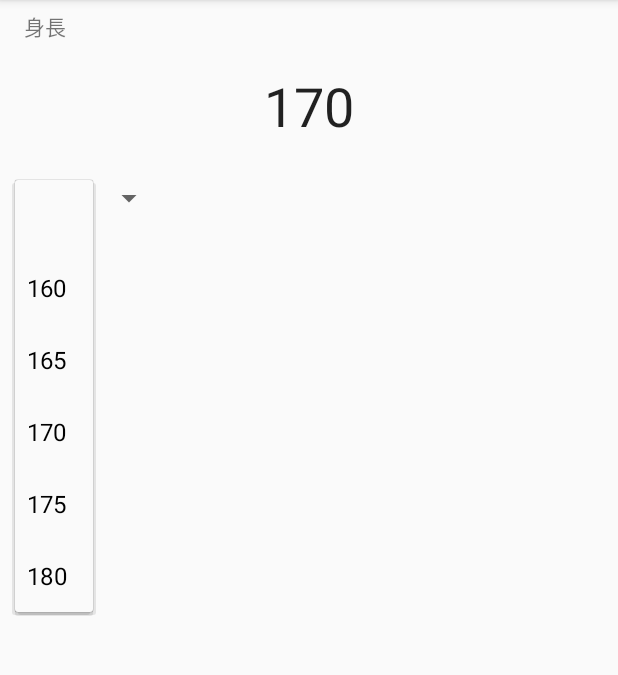
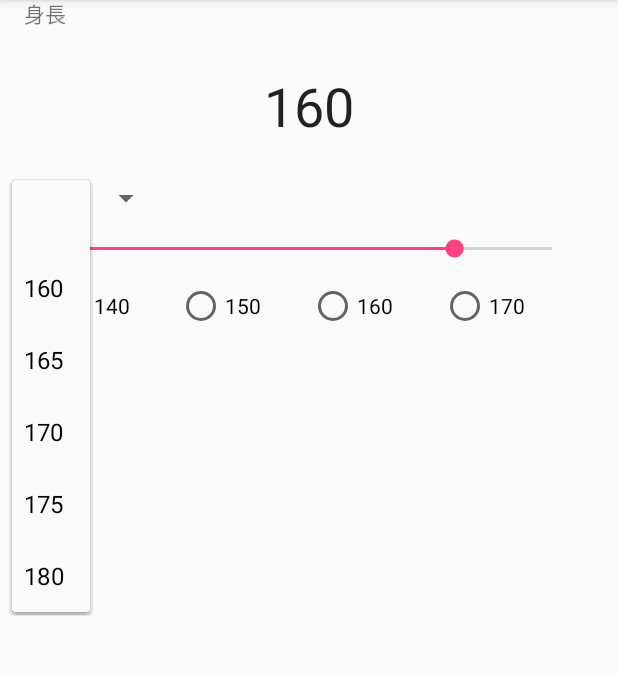
Before and after one commit to ehu-151/MySize, an Android app: the HeightActivity screen opened directly, with no data from a screen before it, after a tap on an icon or button, on a phone screen of 412 x 824 dp, the part 84-759 px from its top. Run offline under Robolectric (Android 15) with nearby library versions, the phone set to English and light mode, and no system bars.

Commit message:
radioボタンの実装

```diff
--- a/app/src/main/java/com/example/ehu/mysize/HeightActivity.java
+++ b/app/src/main/java/com/example/ehu/mysize/HeightActivity.java
@@ -1,14 +1,19 @@
 package com.example.ehu.mysize;
 
+import android.content.SharedPreferences;
+import android.preference.PreferenceManager;
 import android.support.v7.app.AppCompatActivity;
 import android.os.Bundle;
 import android.view.View;
 import android.widget.AdapterView;
+import android.widget.RadioButton;
+import android.widget.RadioGroup;
+import android.widget.SeekBar;
 import android.widget.Spinner;
 import android.widget.TextView;
 
 public class HeightActivity extends AppCompatActivity {
-
+    public static final String HEIGHT = "HEIGHT";
     private TextView mHeight;
 
     @Override
@@ -18,13 +23,17 @@ public class HeightActivity extends AppCompatActivity {
 
         mHeight = (TextView) findViewById(R.id.height);
 
+        SharedPreferences pref = PreferenceManager.getDefaultSharedPreferences(this);
+        int height = pref.getInt("HEIGHT", 160);
+        mHeight.setText(String.valueOf(height));
+
         Spinner spinner = findViewById(R.id.spinner);
         spinner.setOnItemSelectedListener(new AdapterView.OnItemSelectedListener() {
             @Override
             public void onItemSelected(AdapterView<?> parent, View view, int position, long id) {
-                Spinner spinner=(Spinner)parent;
-                String item =(String)spinner.getSelectedItem();
-                if(!item.isEmpty()){
+                Spinner spinner = (Spinner) parent;
+                String item = (String) spinner.getSelectedItem();
+                if (!item.isEmpty()) {
                     mHeight.setText(item);
                 }
             }
@@ -34,5 +43,45 @@ public class HeightActivity extends AppCompatActivity {
 
             }
         });
+
+        SeekBar seekBar = findViewById(R.id.seekBar);
+        seekBar.setProgress(height);
+        seekBar.setOnSeekBarChangeListener(new SeekBar.OnSeekBarChangeListener() {
+            @Override
+            public void onProgressChanged(SeekBar seekBar, int progress, boolean fromUser) {
+                String value = String.valueOf(progress);
+                mHeight.setText(value);
+            }
+
+            @Override
+            public void onStartTrackingTouch(SeekBar seekBar) {
+
+            }
+
+            @Override
+            public void onStopTrackingTouch(SeekBar seekBar) {
+
+            }
+        });
+
+        RadioGroup radio = findViewById(R.id.radioGroup);
+        radio.setOnCheckedChangeListener(new RadioGroup.OnCheckedChangeListener() {
+            @Override
+            public void onCheckedChanged(RadioGroup radioGroup, int checkedId) {
+                RadioButton radioButton = findViewById(checkedId);
+                String value = radioButton.getText().toString();
+                mHeight.setText(value);
+            }
+        });
     }
+
+    @Override
+    protected void onPause() {
+        super.onPause();
+        SharedPreferences pref = PreferenceManager.getDefaultSharedPreferences(this);
+        SharedPreferences.Editor editor = pref.edit();
+        editor.putInt("HEIGHT", Integer.parseInt(mHeight.getText().toString()));
+        editor.commit();
+    }
+
 }
--- a/app/src/main/res/layout/activity_height.xml
+++ b/app/src/main/res/layout/activity_height.xml
@@ -10,11 +10,11 @@
         android:id="@+id/textView3"
         android:layout_width="wrap_content"
         android:layout_height="wrap_content"
-        android:layout_marginBottom="102dp"
+        android:layout_marginBottom="180dp"
         android:layout_marginStart="16dp"
-        android:layout_marginTop="16dp"
+        android:layout_marginTop="8dp"
         android:text="@string/tall"
-        app:layout_constraintBottom_toTopOf="@+id/spinner"
+        app:layout_constraintBottom_toTopOf="@+id/radioGroup"
         app:layout_constraintStart_toStartOf="parent"
         app:layout_constraintTop_toTopOf="parent" />
 
@@ -34,9 +34,68 @@
         android:id="@+id/spinner"
         android:layout_width="100dp"
         android:layout_height="0dp"
-        android:layout_marginStart="10dp"
+        android:layout_marginStart="8dp"
         android:layout_marginTop="120dp"
         android:entries="@array/txt_height_arr"
         app:layout_constraintStart_toStartOf="parent"
         app:layout_constraintTop_toTopOf="parent" />
+
+    <SeekBar
+        android:id="@+id/seekBar"
+        android:layout_width="355dp"
+        android:layout_height="28dp"
+        android:layout_marginEnd="8dp"
+        android:layout_marginStart="8dp"
+        android:layout_marginTop="8dp"
+        android:max="200"
+        android:progress="160"
+        app:layout_constraintEnd_toEndOf="parent"
+        app:layout_constraintStart_toStartOf="parent"
+        app:layout_constraintTop_toBottomOf="@+id/spinner" />
+
+    <RadioGroup
+        android:id="@+id/radioGroup"
+        android:layout_width="351dp"
+        android:layout_height="45dp"
+        android:layout_marginEnd="16dp"
+        android:layout_marginStart="16dp"
+        android:layout_marginTop="8dp"
+        android:orientation="horizontal"
+        android:splitMotionEvents="false"
+        app:layout_constraintEnd_toEndOf="parent"
+        app:layout_constraintStart_toStartOf="parent"
+        app:layout_constraintTop_toBottomOf="@+id/seekBar">
+
+        <RadioButton
+            android:id="@+id/height1"
+            android:layout_width="wrap_content"
+            android:layout_height="wrap_content"
+            android:layout_weight="1"
+            android:text="140"
+            tools:text="140" />
+
+        <RadioButton
+            android:id="@+id/height2"
+            android:layout_width="wrap_content"
+            android:layout_height="wrap_content"
+            android:layout_weight="1"
+            android:text="150"
+            tools:text="150" />
+
+        <RadioButton
+            android:id="@+id/height3"
+            android:layout_width="wrap_content"
+            android:layout_height="wrap_content"
+            android:layout_weight="1"
+            android:text="160"
+            tools:text="160" />
+
+        <RadioButton
+            android:id="@+id/height4"
+            android:layout_width="wrap_content"
+            android:layout_height="wrap_content"
+            android:layout_weight="1"
+            android:text="170"
+            tools:text="170" />
+    </RadioGroup>
 </android.support.constraint.ConstraintLayout>
```
